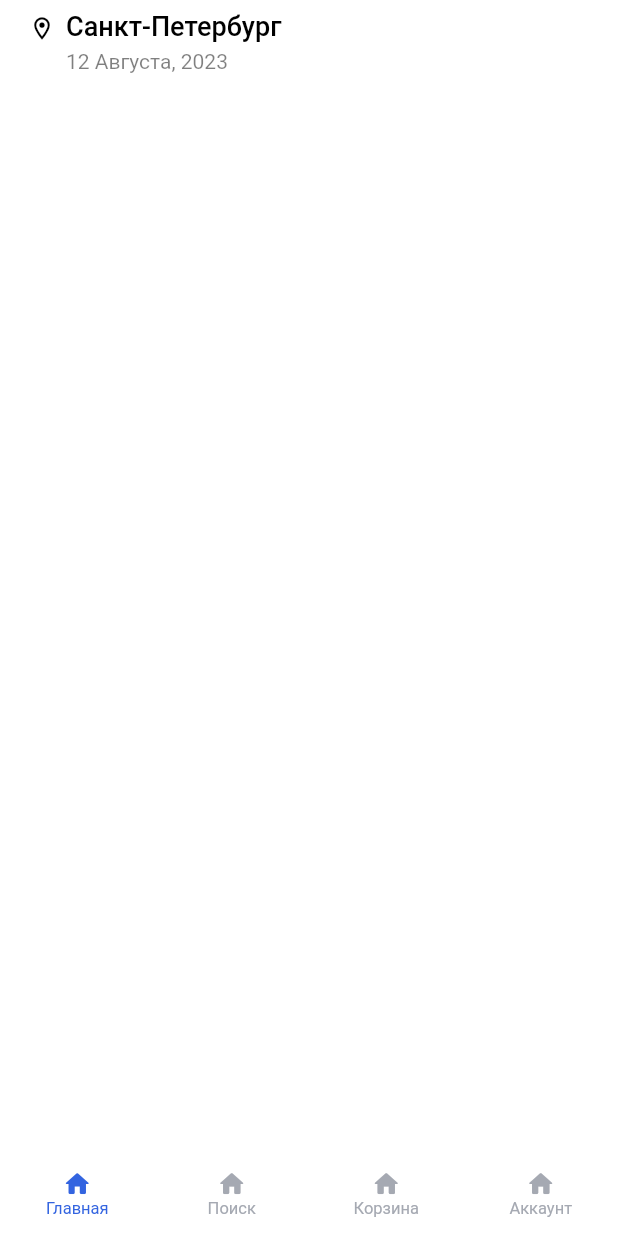
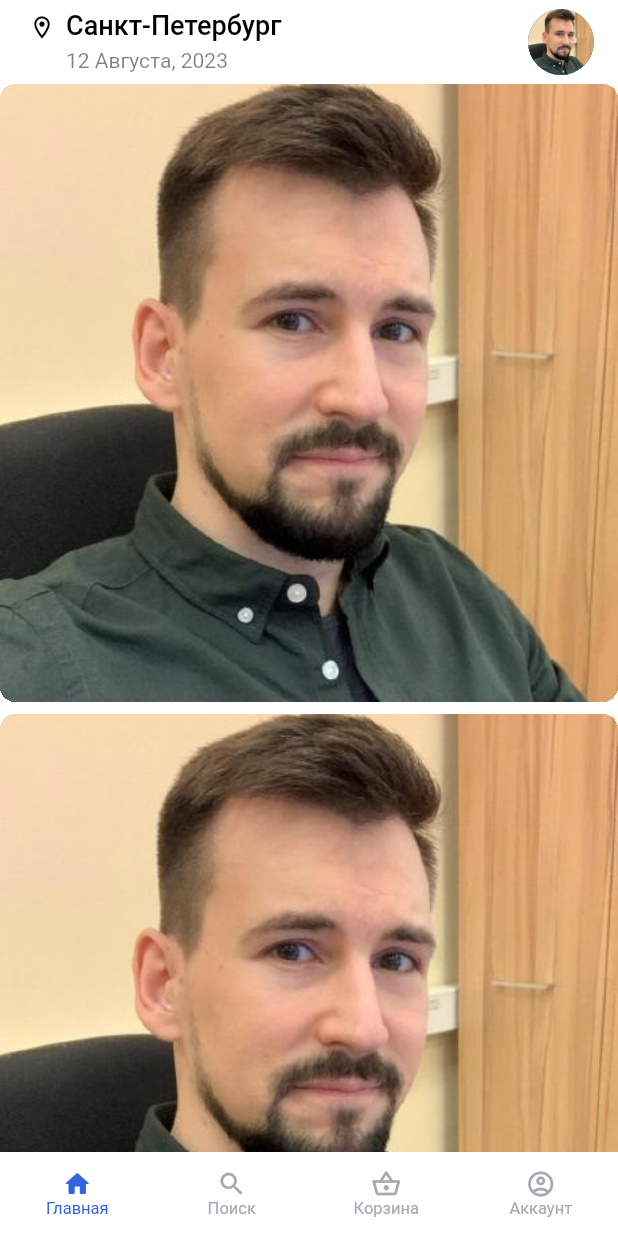
Before and after one commit to kboomska/shop-app-advanced, a Flutter app: the screen it shows after launch, on a phone screen of 412 x 824 dp. Run offline on Flutter 3.47's test engine with Material 2 defaults, Android fonts, the phone set to English and light mode, and no system bars.

Commit message:
ShopApp: Added main screen widget

```diff
--- /dev/null
+++ b/lib/resources/resources.dart
@@ -0,0 +1 @@
+part 'shop_app_images.dart';
--- /dev/null
+++ b/lib/resources/shop_app_images.dart
@@ -0,0 +1,7 @@
+part of 'resources.dart';
+
+class ShopAppImages {
+  ShopAppImages._();
+
+  static const String profileAvatar = 'images/profile_avatar.jpg';
+}
--- a/lib/ui/widgets/app/shop_app.dart
+++ b/lib/ui/widgets/app/shop_app.dart
@@ -1,6 +1,6 @@
 import 'package:flutter/material.dart';
 
-import 'package:shop_app/ui/widgets/home/home_widget.dart';
+import 'package:shop_app/ui/widgets/home_screen/home_screen_widget.dart';
 
 class ShopApp extends StatelessWidget {
   const ShopApp({super.key});
@@ -10,7 +10,7 @@ class ShopApp extends StatelessWidget {
     return const MaterialApp(
       title: 'Shop App',
       debugShowCheckedModeBanner: false,
-      home: HomeWidget(),
+      home: HomeScreenWidget(),
     );
   }
 }
--- a/lib/ui/widgets/home/home_widget.dart
+++ /dev/null
@@ -1,82 +0,0 @@
-import 'package:flutter/material.dart';
-
-import 'package:shop_app/ui/widgets/main/main_widget.dart';
-import 'package:shop_app/theme/app_colors.dart';
-
-class HomeWidget extends StatefulWidget {
-  const HomeWidget({super.key});
-
-  @override
-  State<HomeWidget> createState() => _HomeWidgetState();
-}
-
-class _HomeWidgetState extends State<HomeWidget> {
-  int _selectedTab = 0;
-
-  static const List<String> _bottomNavigationBarOptions = [
-    'Главная',
-    'Поиск',
-    'Корзина',
-    'Аккаунт',
-  ];
-
-  void onSelectTab(int index) {
-    if (_selectedTab == index) return;
-    setState(() {
-      _selectedTab = index;
-    });
-  }
-
-  @override
-  Widget build(BuildContext context) {
-    return Scaffold(
-      backgroundColor: AppColors.appBackground,
-      bottomNavigationBar: BottomNavigationBar(
-        currentIndex: _selectedTab,
-        backgroundColor: AppColors.bottomNavigationBarBackground,
-        selectedItemColor: AppColors.bottomNavigationBarSelected,
-        unselectedItemColor: AppColors.bottomNavigationBarUnselected,
-        type: BottomNavigationBarType.fixed,
-        showUnselectedLabels: true,
-        selectedFontSize: 11,
-        unselectedFontSize: 11,
-        iconSize: 20,
-        elevation: 0,
-        items: [
-          BottomNavigationBarItem(
-            icon: const Icon(Icons.home_rounded),
-            label: _bottomNavigationBarOptions[0],
-          ),
-          BottomNavigationBarItem(
-            icon: const Icon(Icons.home_rounded),
-            label: _bottomNavigationBarOptions[1],
-          ),
-          BottomNavigationBarItem(
-            icon: const Icon(Icons.home_rounded),
-            label: _bottomNavigationBarOptions[2],
-          ),
-          BottomNavigationBarItem(
-            icon: const Icon(Icons.home_rounded),
-            label: _bottomNavigationBarOptions[3],
-          ),
-        ],
-        onTap: onSelectTab,
-      ),
-      body: IndexedStack(
-        index: _selectedTab,
-        children: [
-          const MainWidget(),
-          Center(
-            child: Text(_bottomNavigationBarOptions[1]),
-          ),
-          Center(
-            child: Text(_bottomNavigationBarOptions[2]),
-          ),
-          Center(
-            child: Text(_bottomNavigationBarOptions[3]),
-          ),
-        ],
-      ),
-    );
-  }
-}
--- /dev/null
+++ b/lib/ui/widgets/home_screen/home_screen_widget.dart
@@ -0,0 +1,88 @@
+import 'package:flutter/material.dart';
+
+import 'package:shop_app/ui/widgets/main_screen/main_screen_widget.dart';
+import 'package:shop_app/theme/app_colors.dart';
+
+class HomeScreenWidget extends StatefulWidget {
+  const HomeScreenWidget({super.key});
+
+  @override
+  State<HomeScreenWidget> createState() => _HomeScreenWidgetState();
+}
+
+class _HomeScreenWidgetState extends State<HomeScreenWidget> {
+  int _selectedTab = 0;
+
+  static const List<String> _bottomNavigationBarOptions = [
+    'Главная',
+    'Поиск',
+    'Корзина',
+    'Аккаунт',
+  ];
+
+  void onSelectTab(int index) {
+    if (_selectedTab == index) return;
+    setState(() {
+      _selectedTab = index;
+    });
+  }
+
+  @override
+  Widget build(BuildContext context) {
+    return Scaffold(
+      backgroundColor: AppColors.appBackground,
+      bottomNavigationBar: Theme(
+        data: ThemeData(
+          splashColor: Colors.transparent,
+          highlightColor: Colors.transparent,
+        ),
+        child: BottomNavigationBar(
+          currentIndex: _selectedTab,
+          backgroundColor: AppColors.bottomNavigationBarBackground,
+          selectedItemColor: AppColors.bottomNavigationBarSelected,
+          unselectedItemColor: AppColors.bottomNavigationBarUnselected,
+          type: BottomNavigationBarType.fixed,
+          showUnselectedLabels: true,
+          selectedFontSize: 11,
+          unselectedFontSize: 11,
+          iconSize: 20,
+          elevation: 0,
+          items: [
+            BottomNavigationBarItem(
+              icon: const Icon(Icons.home_rounded),
+              label: _bottomNavigationBarOptions[0],
+            ),
+            BottomNavigationBarItem(
+              icon: const Icon(Icons.search),
+              label: _bottomNavigationBarOptions[1],
+            ),
+            BottomNavigationBarItem(
+              icon: const Icon(Icons.shopping_basket_outlined),
+              label: _bottomNavigationBarOptions[2],
+            ),
+            BottomNavigationBarItem(
+              icon: const Icon(Icons.account_circle_outlined),
+              label: _bottomNavigationBarOptions[3],
+            ),
+          ],
+          onTap: onSelectTab,
+        ),
+      ),
+      body: IndexedStack(
+        index: _selectedTab,
+        children: [
+          const MainScreenWidget(),
+          Center(
+            child: Text(_bottomNavigationBarOptions[1]),
+          ),
+          Center(
+            child: Text(_bottomNavigationBarOptions[2]),
+          ),
+          Center(
+            child: Text(_bottomNavigationBarOptions[3]),
+          ),
+        ],
+      ),
+    );
+  }
+}
--- /dev/null
+++ b/lib/ui/widgets/main_screen/main_screen_view_model.dart
@@ -0,0 +1 @@
+class MainScreenViewModel {}
--- a/lib/ui/widgets/main/main_widget.dart
+++ b/lib/ui/widgets/main_screen/main_screen_widget.dart
@@ -1,25 +1,27 @@
 import 'package:flutter/material.dart';
 
+import 'package:shop_app/resources/resources.dart';
 import 'package:shop_app/theme/app_colors.dart';
 
-class MainWidget extends StatelessWidget {
-  const MainWidget({super.key});
+class MainScreenWidget extends StatelessWidget {
+  const MainScreenWidget({super.key});
 
   @override
   Widget build(BuildContext context) {
     return Scaffold(
       appBar: AppBar(
-        title: const AppBarGeoTitle(),
+        title: const _AppBarTitle(),
         backgroundColor: AppColors.appBackground,
         elevation: 0,
       ),
       backgroundColor: AppColors.appBackground,
+      body: const _CategoryListWidget(),
     );
   }
 }
 
-class AppBarGeoTitle extends StatelessWidget {
-  const AppBarGeoTitle({super.key});
+class _AppBarTitle extends StatelessWidget {
+  const _AppBarTitle({super.key});
 
   @override
   Widget build(BuildContext context) {
@@ -61,7 +63,40 @@ class AppBarGeoTitle extends StatelessWidget {
             ),
           ],
         ),
+        const Spacer(),
+        const CircleAvatar(
+          radius: 22,
+          foregroundImage: AssetImage(ShopAppImages.profileAvatar),
+        ),
       ],
     );
   }
 }
+
+class _CategoryListWidget extends StatelessWidget {
+  const _CategoryListWidget({super.key});
+
+  @override
+  Widget build(BuildContext context) {
+    return ListView.separated(
+      itemCount: 4,
+      separatorBuilder: (context, index) => const SizedBox(height: 8),
+      itemBuilder: (context, index) => const _CategoryItemWidget(),
+    );
+  }
+}
+
+class _CategoryItemWidget extends StatelessWidget {
+  const _CategoryItemWidget({super.key});
+
+  @override
+  Widget build(BuildContext context) {
+    return Container(
+      decoration: BoxDecoration(
+        borderRadius: BorderRadius.circular(10),
+      ),
+      clipBehavior: Clip.hardEdge,
+      child: Image.asset(ShopAppImages.profileAvatar),
+    );
+  }
+}
--- a/pubspec.yaml
+++ b/pubspec.yaml
@@ -59,8 +59,8 @@ flutter:
   uses-material-design: true
 
   # To add assets to your application, add an assets section, like this:
-  # assets:
-  #   - images/a_dot_burr.jpeg
+  assets:
+    - images/
   #   - images/a_dot_ham.jpeg
 
   # An image asset can refer to one or more resolution-specific "variants", see
--- /dev/null
+++ b/spider.yaml
@@ -0,0 +1,35 @@
+# Generated by Spider
+# For more info on configuration, visit https://birjuvachhani.github.io/spider/grouping/
+# Generates unit tests to verify that the assets exists in assets directory
+generate_tests: false
+
+# Use this to remove vcs noise created by the `generated` comments in dart code
+no_comments: true
+
+# Exports all the generated file as the one library
+export: true
+
+# This allows you to import all the generated references with 1 single import!
+use_part_of: true
+
+# Generates a variable that contains a list of all asset values.
+use_references_list: false
+
+# Generates files with given ignore rules for file.
+# ignored_rules:
+#   - public_member_api_docs
+
+# Generates dart font family references for fonts specified in pubspec.yaml
+# fonts: true
+# -------- OR --------
+# fonts:
+#   class_name: MyFonts
+#   file_name: my_fonts
+
+# Location where all the generated references will be stored
+package: resources
+
+groups:
+  - path: images
+    class_name: ShopAppImages
+    types: [ .png, .jpg, .jpeg, .webp, .webm, .bmp ]
```
Also changed, not shown: images/profile_avatar.jpg (added).
